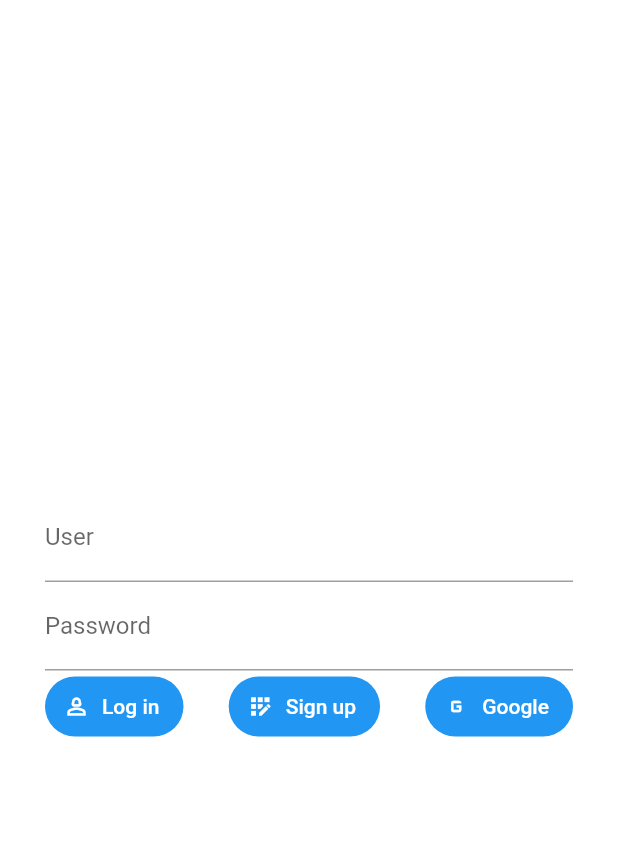
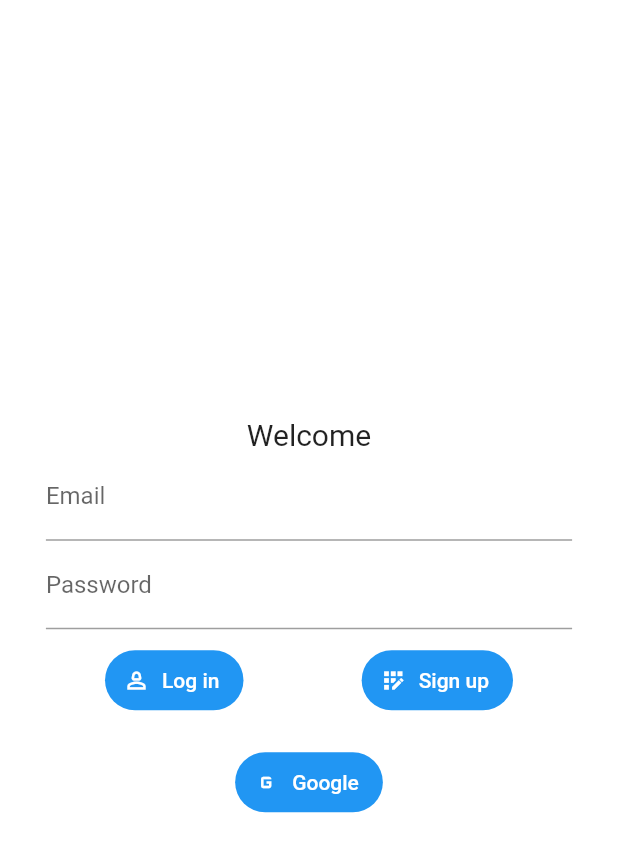
Before and after one commit to francomonja/prueba_monja-master, a Flutter app: the screen it shows after launch, on a phone screen of 412 x 824 dp. Shown: the top 852 px of the screen. Run offline on Flutter 3.47's test engine with Material 2 defaults, Android fonts, the phone set to English and light mode, and no system bars; drawn by our look-alikes of overlay_support; our stand-ins replace firebase_auth, firebase_core, firebase_messaging, flutter_secure_storage, google_sign_in, shared_preferences and 3 more; accounts and stored records are empty.

Commit message:
fix login and change visual of loginview

```diff
--- a/lib/core/viewmodel/login_view_viewmodel.dart
+++ b/lib/core/viewmodel/login_view_viewmodel.dart
@@ -7,10 +7,11 @@ import 'package:stacked_services/stacked_services.dart';
 
 class LoginViewViewModel extends BaseViewModel {
   final TextEditingController userController = TextEditingController(text: '');
-  final TextEditingController passwordController = TextEditingController(text: '');
+  final TextEditingController passwordController =
+      TextEditingController(text: '');
   final NavigationService _navigationService = NavigationService();
   final AuthService _authService = locator<AuthService>();
-  void registerController() {
+  void registerController() async {
     setBusy(true);
     try {
       _authService.onRegister(userController.text, passwordController.text);
@@ -25,7 +26,9 @@ class LoginViewViewModel extends BaseViewModel {
 
     try {
       await _authService.onLogIn(userController.text, passwordController.text);
-      _navigationService.pushNamedAndRemoveUntil(Routes.homeView);
+      if (await _authService.isAuthenticated()) {
+        _navigationService.pushNamedAndRemoveUntil(Routes.homeView);
+      }
     } catch (e) {
       print(e);
     }
@@ -37,7 +40,9 @@ class LoginViewViewModel extends BaseViewModel {
 
     try {
       await _authService.googleLogIn();
-      _navigationService.pushNamedAndRemoveUntil(Routes.homeView);
+      if (await _authService.isAuthenticated()) {
+        _navigationService.pushNamedAndRemoveUntil(Routes.homeView);
+      }
     } catch (error) {
       print(error);
     }
--- a/lib/ui/views/login_view.dart
+++ b/lib/ui/views/login_view.dart
@@ -11,36 +11,67 @@ class LoginView extends StatelessWidget {
 
   @override
   Widget build(BuildContext context) {
+    final size = MediaQuery.sizeOf(context);
     return ViewModelBuilder<LoginViewViewModel>.reactive(
       viewModelBuilder: () => LoginViewViewModel(),
       builder: (context, vm, child) {
         return ScaffoldWithLoading(
+          backgroundColor: Colors.white60,
           showAppBar: false,
           showEndDrawer: false,
           isBusy: vm.isBusy,
           body: Padding(
-            padding: const EdgeInsets.symmetric(horizontal: 30),
+            padding: const EdgeInsets.symmetric(horizontal: 20),
+            child: Center(
+              child: Container(
+                padding: const EdgeInsetsDirectional.symmetric(horizontal: 10),
+                height: size.height * 0.5,
+                width: size.width * 0.9,
+                decoration: BoxDecoration(
+                    color: Colors.white,
+                    borderRadius: BorderRadius.circular(30)),
                 child: Column(
                   mainAxisAlignment: MainAxisAlignment.center,
                   children: [
+                    const Text(
+                      'Welcome',
+                      style: TextStyle(fontSize: 20),
+                    ),
                     CustomInput(
                       controller: vm.userController,
-                  label: 'User',
+                      label: 'Email',
                     ),
                     CustomInput(
                       controller: vm.passwordController,
                       isPassword: true,
                       label: 'Password',
                     ),
+                    const SizedBox(
+                      height: 10,
+                    ),
                     Row(
-                  mainAxisAlignment: MainAxisAlignment.spaceBetween,
+                      mainAxisAlignment: MainAxisAlignment.spaceAround,
                       children: [
-                    CustomButton(icon: Icon(Icons.person_2_outlined), label: "Log in", onPressed: vm.loginController),
-                    CustomButton(icon: Icon(Icons.app_registration_outlined), label: "Sign up", onPressed: vm.registerController),
-                    CustomButton(icon: Icon(Icons.g_mobiledata_outlined), label: "Google", onPressed: vm.googleController),
+                        CustomButton(
+                            icon: const Icon(Icons.person_2_outlined),
+                            label: "Log in",
+                            onPressed: vm.loginController),
+                        CustomButton(
+                            icon: const Icon(Icons.app_registration_outlined),
+                            label: "Sign up",
+                            onPressed: vm.registerController),
                       ],
-                )
+                    ),
+                    const SizedBox(
+                      height: 20,
+                    ),
+                    CustomButton(
+                        icon: const Icon(Icons.g_mobiledata_outlined),
+                        label: "Google",
+                        onPressed: vm.googleController),
                   ],
+                ),
+              ),
             ),
           ),
         );
--- a/lib/ui/widgets/scaffold_with_loading.dart
+++ b/lib/ui/widgets/scaffold_with_loading.dart
@@ -16,6 +16,7 @@ class ScaffoldWithLoading extends StatelessWidget {
     Key? key,
     this.showAppBar = false,
     this.showEndDrawer = false,
+    this.backgroundColor = AppColors.scaffoldBackgroundColor,
     required this.body,
     required this.isBusy,
   }) : super(key: key);
@@ -24,11 +25,12 @@ class ScaffoldWithLoading extends StatelessWidget {
   final bool showEndDrawer;
   final Widget body;
   final bool isBusy;
+  final Color? backgroundColor;
 
   @override
   Widget build(BuildContext context) {
     return Scaffold(
-      backgroundColor: AppColors.scaffoldBackgroundColor,
+      backgroundColor: backgroundColor,
       appBar: showAppBar
           ? AppBar(
               title: Text('appbar'),
```
Also changed, not shown: lib/core/services/auth_service.dart (+6 -3 lines), pubspec.lock. Lines whose indentation alone changed are shown as unchanged.
